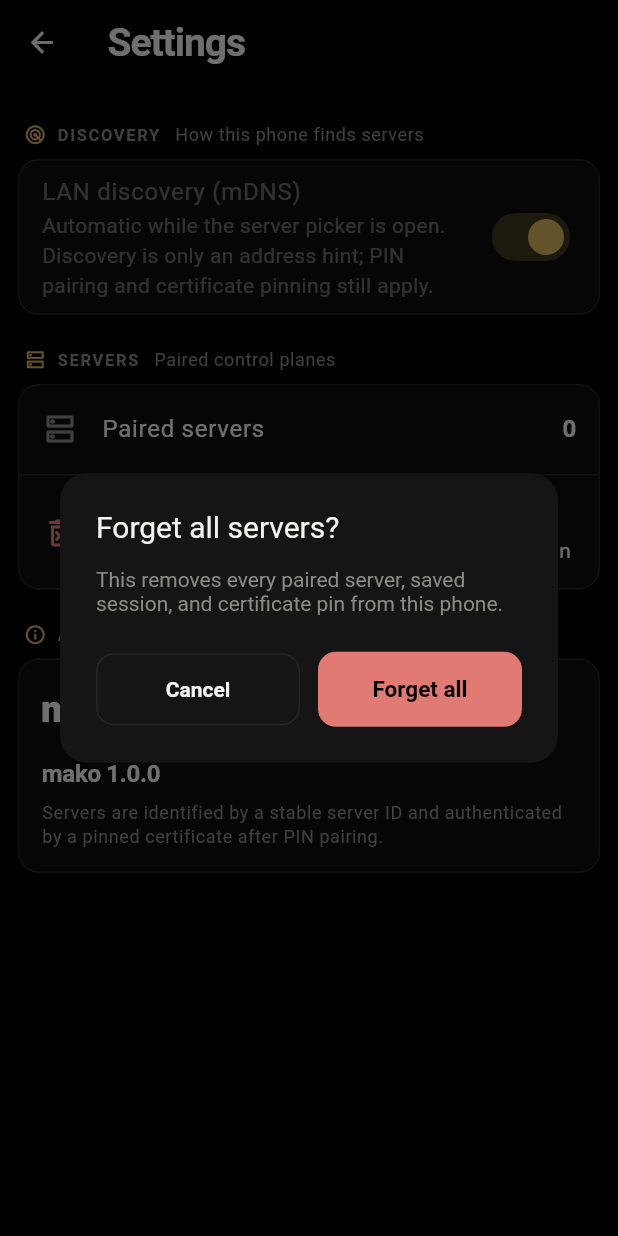
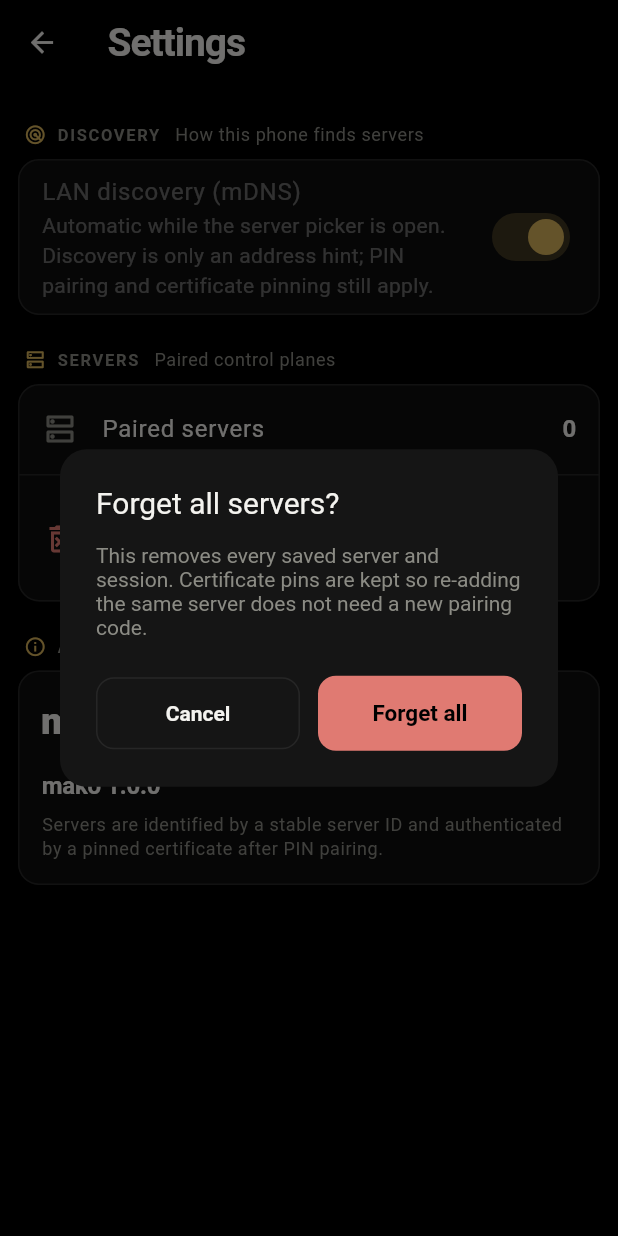
Before and after one commit to DR1N0/RemotePhone, a Flutter app: the SettingsScreen screen opened directly, after a tap on "Forget all servers", on a phone screen of 412 x 824 dp. Run offline on Flutter 3.47's test engine with Material 3 defaults, Android fonts, the phone set to English and light mode, and no system bars; our stand-ins replace flutter_secure_storage; missing offline and left inert: flutter_webrtc; accounts and stored records are empty.

Commit message:
fix(client): keep Nearby on cancel and certificate pins on forget
- only remove a Nearby entry after a profile for that server ID exists; backing out of pairing leaves discovery intact
- Forgetting a server or all servers removes profiles/tokens but keeps certificate pins, so re-adding the same URL (including the admin's own account) only needs credentials, not a new admin pairing code
- update Settings copy and security/decisions docs accordingly

```diff
--- a/apps/client/lib/screens/settings_screen.dart
+++ b/apps/client/lib/screens/settings_screen.dart
@@ -18,8 +18,9 @@ class SettingsScreen extends StatelessWidget {
           crossAxisAlignment: CrossAxisAlignment.stretch,
           children: [
             const Text(
-              'This removes every paired server, saved session, and '
-              'certificate pin from this phone.',
+              'This removes every saved server and session. Certificate '
+              'pins are kept so re-adding the same server does not need a '
+              'new pairing code.',
             ),
             const SizedBox(height: 24),
             Row(
@@ -103,7 +104,7 @@ class SettingsScreen extends StatelessWidget {
                   ),
                   title: const Text('Forget all servers'),
                   subtitle: const Text(
-                    'Remove every server, session, and certificate pin',
+                    'Remove servers and sessions; keep certificate pins',
                   ),
                   onTap: () => _forgetAll(context),
                 ),
```
Also changed, not shown: apps/client/lib/screens/server_list_screen.dart (+10 -1 lines), apps/client/lib/services/auth_service.dart (+7 -11 lines), 1 other file.
